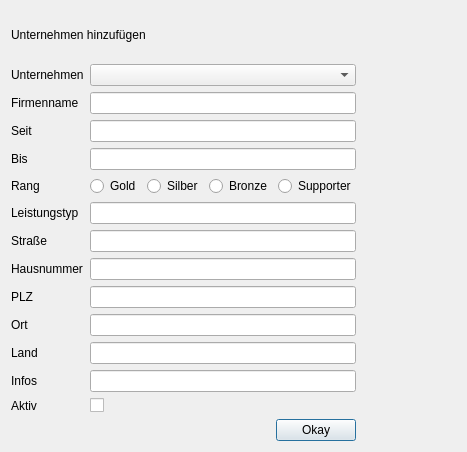
Before: the Qt Designer form company.ui in green-lion-racing/glr-database, drawn with Qt 5.
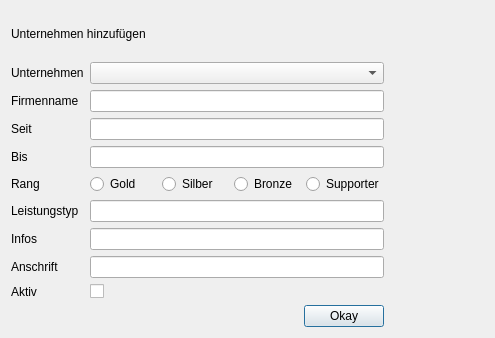
After: the same form once the commit is applied.

Diff of the .ui file:
```diff
--- a/company.ui
+++ b/company.ui
@@ -6,8 +6,8 @@
    <rect>
     <x>0</x>
     <y>0</y>
-    <width>462</width>
-    <height>452</height>
+    <width>495</width>
+    <height>338</height>
    </rect>
   </property>
   <property name="windowTitle">
@@ -90,19 +90,19 @@
         <widget class="QLineEdit" name="le_typ"/>
        </item>
        <item row="6" column="0">
-        <widget class="QLabel" name="label_2">
+        <widget class="QLabel" name="label_6">
          <property name="text">
-          <string>Straße</string>
+          <string>Infos</string>
          </property>
         </widget>
        </item>
        <item row="6" column="1">
-        <widget class="QLineEdit" name="le_street"/>
+        <widget class="QLineEdit" name="le_info"/>
        </item>
        <item row="7" column="0">
-        <widget class="QLabel" name="label_7">
+        <widget class="QLabel" name="label_2">
          <property name="text">
-          <string>Hausnummer</string>
+          <string>Anschrift</string>
          </property>
         </widget>
        </item>
@@ -110,60 +110,20 @@
         <widget class="QLineEdit" name="le_houseNumber"/>
        </item>
        <item row="8" column="0">
-        <widget class="QLabel" name="label_8">
-         <property name="text">
-          <string>PLZ</string>
-         </property>
-        </widget>
-       </item>
-       <item row="8" column="1">
-        <widget class="QLineEdit" name="le_zip"/>
-       </item>
-       <item row="9" column="0">
-        <widget class="QLabel" name="label_9">
-         <property name="text">
-          <string>Ort</string>
-         </property>
-        </widget>
-       </item>
-       <item row="9" column="1">
-        <widget class="QLineEdit" name="le_city"/>
-       </item>
-       <item row="10" column="0">
-        <widget class="QLabel" name="label_10">
-         <property name="text">
-          <string>Land</string>
-         </property>
-        </widget>
-       </item>
-       <item row="10" column="1">
-        <widget class="QLineEdit" name="le_country"/>
-       </item>
-       <item row="11" column="0">
-        <widget class="QLabel" name="label_6">
-         <property name="text">
-          <string>Infos</string>
-         </property>
-        </widget>
-       </item>
-       <item row="11" column="1">
-        <widget class="QLineEdit" name="le_info"/>
-       </item>
-       <item row="12" column="0">
         <widget class="QLabel" name="label_12">
          <property name="text">
           <string>Aktiv</string>
          </property>
         </widget>
        </item>
-       <item row="12" column="1">
+       <item row="8" column="1">
         <widget class="QCheckBox" name="cb_active">
          <property name="text">
           <string/>
          </property>
         </widget>
        </item>
-       <item row="13" column="1">
+       <item row="9" column="1">
         <layout class="QHBoxLayout" name="horizontalLayout">
          <item>
           <spacer name="horizontalSpacer">
```
Left out of the diff: 96 changed lines with no effect on the pictures.
